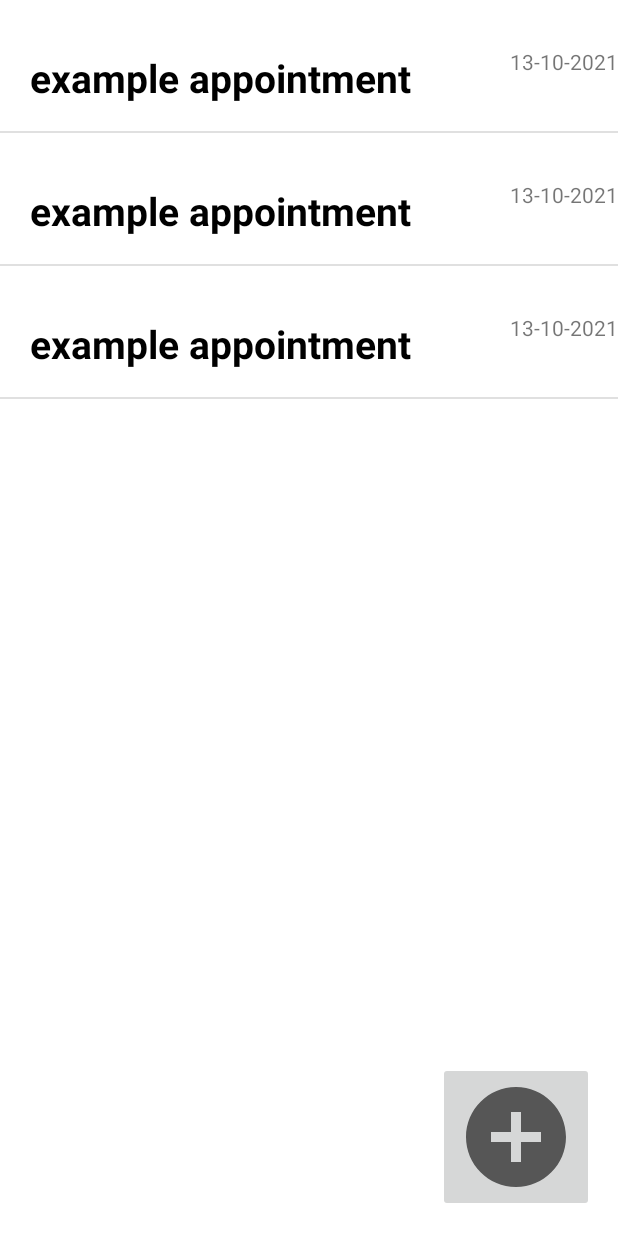
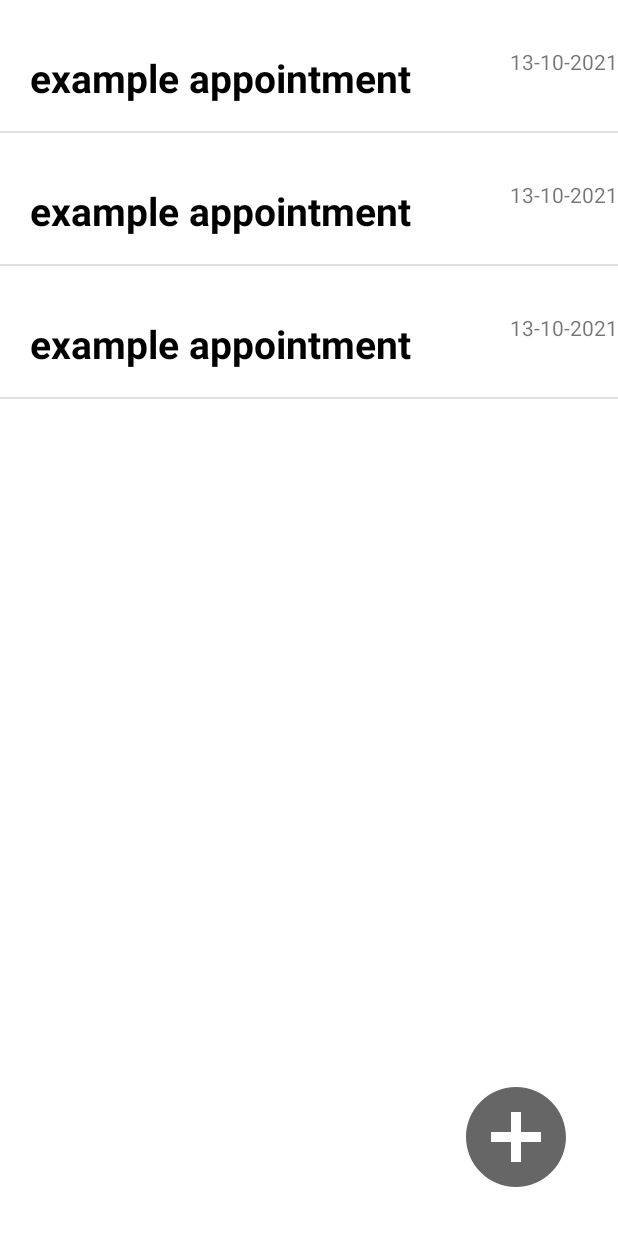
Before and after one commit to guttesentheodor/CalendarApp, an Android app: the layout activity_calendar.xml on its own in the app's theme, with its tools: preview values and no code run, on a phone screen of 412 x 824 dp. Run offline under Robolectric (Android 15) with nearby library versions, the phone set to English and light mode, and no system bars.

Commit message:
fixed floating action button background

```diff
--- a/app/src/main/res/layout/activity_calendar.xml
+++ b/app/src/main/res/layout/activity_calendar.xml
@@ -17,8 +17,11 @@
         android:layout_width="wrap_content"
         android:layout_height="wrap_content"
         android:src="@drawable/ic_baseline_add_circle_24"
+        android:elevation="0dp"
+        app:elevation="0dp"
         android:layout_gravity="end|bottom"
         android:layout_margin="16dp"
+        android:backgroundTint="@color/transparent"
         android:layout_marginBottom="16dp"
         android:contentDescription="@string/submit"
         app:layout_constraintBottom_toBottomOf="parent"
--- a/app/src/main/res/values/colors.xml
+++ b/app/src/main/res/values/colors.xml
@@ -8,4 +8,5 @@
     <color name="black">#FF000000</color>
     <color name="gray">#808080</color>
     <color name="white">#FFFFFFFF</color>
+    <color name="transparent">#00000000</color>
 </resources>
```
